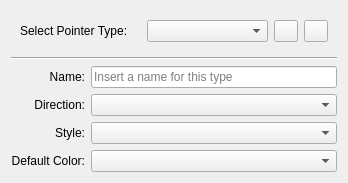
Old version of the form src/Interface/PointerTypePage.ui in the repository KDE/rocs.
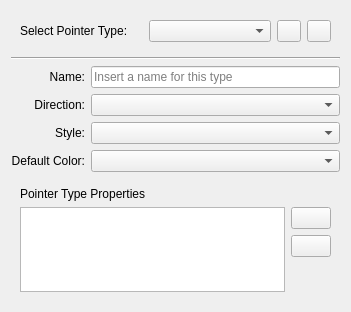
New version of the form. Custom widgets are drawn as their Qt base class.

Commit message: Refactor pointer type properties to not use static elements.

```diff
--- a/src/Interface/PointerTypePage.ui
+++ b/src/Interface/PointerTypePage.ui
@@ -6,8 +6,8 @@
    <rect>
     <x>0</x>
     <y>0</y>
-    <width>348</width>
-    <height>165</height>
+    <width>351</width>
+    <height>312</height>
    </rect>
   </property>
   <layout class="QVBoxLayout" name="verticalLayout">
@@ -151,6 +151,51 @@
      </item>
     </layout>
    </item>
+   <item>
+    <widget class="QWidget" name="gridWidget" native="true">
+     <property name="minimumSize">
+      <size>
+       <width>0</width>
+       <height>0</height>
+      </size>
+     </property>
+     <layout class="QGridLayout" name="gridLayout_2">
+      <item row="0" column="0">
+       <widget class="QLabel" name="label_2">
+        <property name="text">
+         <string>Pointer Type Properties</string>
+        </property>
+       </widget>
+      </item>
+      <item row="1" column="0">
+       <widget class="QTableView" name="propertyList"/>
+      </item>
+      <item row="1" column="1">
+       <layout class="QVBoxLayout" name="verticalLayout_2">
+        <item>
+         <widget class="KPushButton" name="addPropertyButton"/>
+        </item>
+        <item>
+         <widget class="KPushButton" name="removePropertyButton"/>
+        </item>
+        <item>
+         <spacer name="verticalSpacer">
+          <property name="orientation">
+           <enum>Qt::Vertical</enum>
+          </property>
+          <property name="sizeHint" stdset="0">
+           <size>
+            <width>20</width>
+            <height>40</height>
+           </size>
+          </property>
+         </spacer>
+        </item>
+       </layout>
+      </item>
+     </layout>
+    </widget>
+   </item>
   </layout>
  </widget>
  <customwidgets>
```
The commit also changes 28 other files.
